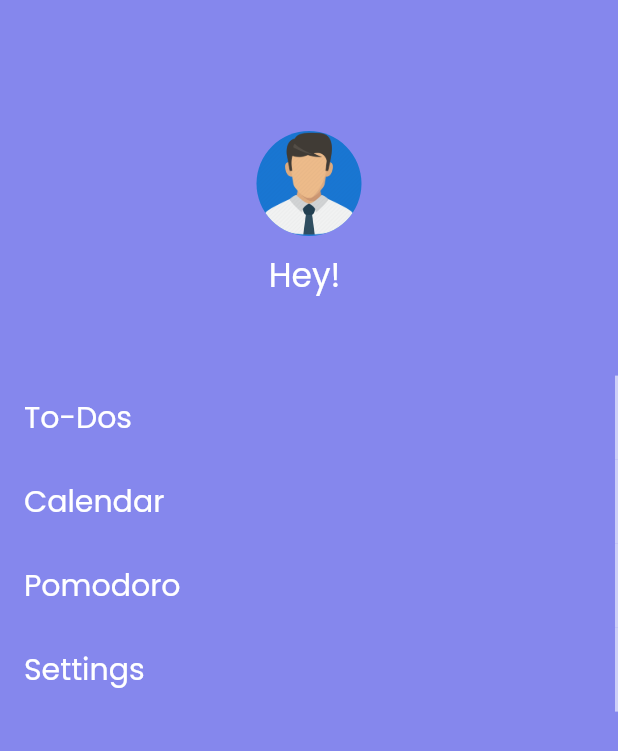
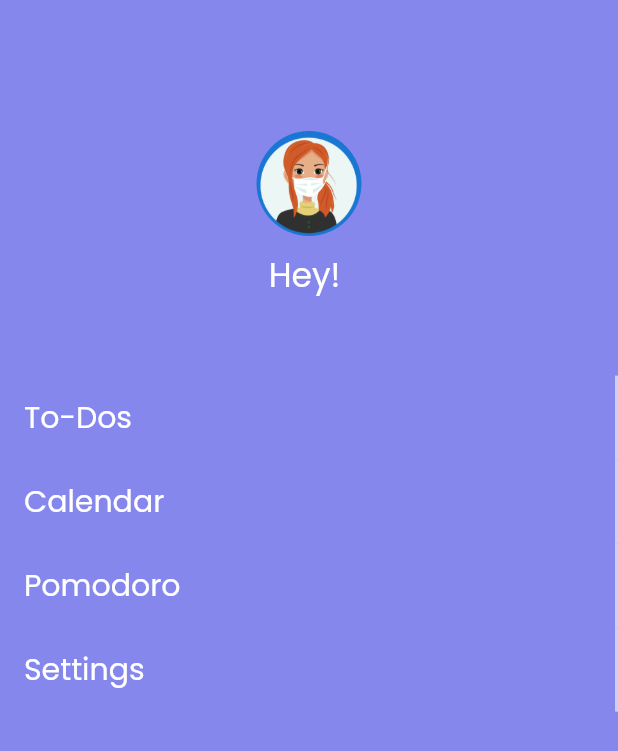
Before and after one commit to Raj-SW/ToDo-Flutter-App, a Flutter app: the MenuPage screen opened directly with empty values, on a phone screen of 412 x 824 dp. Shown: the top 751 px of the screen. Run offline on Flutter 3.47's test engine with Material 2 defaults, Android fonts, the phone set to English and light mode, and no system bars; our stand-ins replace audioplayers, cloud_firestore, curved_navigation_bar, firebase_auth, firebase_core, fl_chart and 24 more; missing offline and left inert: alan_voice, dart:ffi, google_ml_kit, shake, volume_controller; accounts and stored records are empty.

Commit message:
final kot moi

```diff
--- a/lib/MenuPage.dart
+++ b/lib/MenuPage.dart
@@ -184,9 +184,9 @@ String profilePicture(int x) {
   if (x == 1) {
     return "assets/profileWomen.png";
   } else if (x == 2) {
-    return "assets/pomodoroFill.png";
+    return "assets/boyMask.png";
   } else {
-    return "assets/profileMen.png";
+    return "assets/girlMask.png";
   }
 }
 
--- a/lib/pages/Settings.dart
+++ b/lib/pages/Settings.dart
@@ -624,7 +624,7 @@ class _SettingsState extends State<Settings> {
                                                 MajorGridLines(width: 0)),
                                         primaryYAxis: NumericAxis(
                                             title: AxisTitle(
-                                                text: "Hours",
+                                                text: "Minutes",
                                                 textStyle: GoogleFonts.poppins(
                                                   fontSize: 16,
                                                 )),
--- a/pubspec.yaml
+++ b/pubspec.yaml
@@ -72,6 +72,7 @@ dependencies:
   volume_controller: ^2.0.3
   introduction_screen: ^3.0.2
   animated_splash_screen: ^1.3.0
+  flutter_slidable: ^2.0.0
   # animated_splash_screen: ^1.3.0
   # introduction_screen: ^3.0.2
 
```
Also changed, not shown: pubspec.lock.
